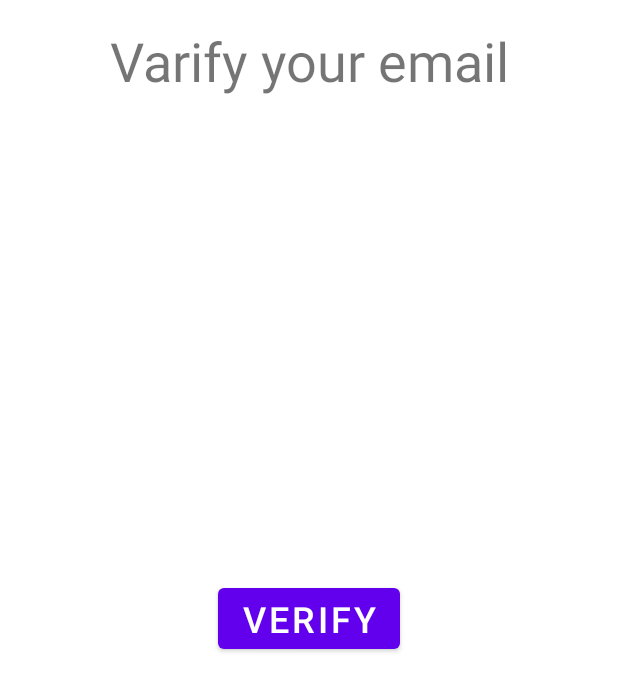
After one commit to Keslerdk/memes, an Android app: the Verify screen opened directly, with no data from a screen before it, on a phone screen of 412 x 824 dp. The commit adds this screen. Shown: the top 691 px of the screen. Run offline under Robolectric (Android 15) with nearby library versions, the phone set to English and light mode, and no system bars; our stand-ins replace Firebase (no records; nobody signed in at launch, a user with empty details on screens opened directly).

Commit message:
new pages

```diff
--- a/app/src/main/AndroidManifest.xml
+++ b/app/src/main/AndroidManifest.xml
@@ -9,8 +9,10 @@
         android:roundIcon="@mipmap/ic_launcher_round"
         android:supportsRtl="true"
         android:theme="@style/Theme.Memes">
-        <activity android:name=".Registration"></activity>
-        <activity android:name=".MainActivity">
+        <activity android:name=".Verify"></activity>
+        <activity android:name=".Profile" />
+        <activity android:name=".Registration" />
+        <activity android:name=".Entry">
             <intent-filter>
                 <action android:name="android.intent.action.MAIN" />
 
--- /dev/null
+++ b/app/src/main/java/com/example/memes/Verify.java
@@ -0,0 +1,50 @@
+package com.example.memes;
+
+import androidx.annotation.NonNull;
+import androidx.appcompat.app.AppCompatActivity;
+
+import android.os.Bundle;
+import android.view.View;
+import android.widget.Button;
+import android.widget.Toast;
+
+import com.google.android.gms.tasks.OnCompleteListener;
+import com.google.android.gms.tasks.Task;
+import com.google.firebase.auth.FirebaseAuth;
+import com.google.firebase.auth.FirebaseUser;
+
+public class Verify extends AppCompatActivity {
+
+    private FirebaseAuth mAuth;
+
+    private Button Varific;
+
+    @Override
+    protected void onCreate(Bundle savedInstanceState) {
+        super.onCreate(savedInstanceState);
+        setContentView(R.layout.activity_verify);
+
+        mAuth = FirebaseAuth.getInstance();
+
+        Varific=(Button) findViewById(R.id.varific);
+        Varific.setOnClickListener(new View.OnClickListener() {
+            @Override
+            public void onClick(View v) {
+                sendEmail();
+            }
+        });
+    }
+
+    public void sendEmail() {
+        FirebaseUser user = mAuth.getCurrentUser();
+        user.sendEmailVerification().addOnCompleteListener(this, new OnCompleteListener<Void>() {
+            @Override
+            public void onComplete(@NonNull Task<Void> task) {
+                if (task.isSuccessful())
+                    Toast.makeText(Verify.this, "Verification email sent to " + user.getEmail(), Toast.LENGTH_SHORT).show();
+                else
+                    Toast.makeText(Verify.this, "Failed to send verification email.", Toast.LENGTH_SHORT).show();
+            }
+        });
+    }
+}
--- a/app/src/main/res/layout/activity_main.xml
+++ b/app/src/main/res/layout/activity_entry.xml
@@ -4,7 +4,7 @@
     xmlns:tools="http://schemas.android.com/tools"
     android:layout_width="match_parent"
     android:layout_height="match_parent"
-    tools:context=".MainActivity">
+    tools:context=".Entry">
 
     <EditText
         android:id="@+id/editPassword"
--- /dev/null
+++ b/app/src/main/res/layout/activity_verify.xml
@@ -0,0 +1,35 @@
+<?xml version="1.0" encoding="utf-8"?>
+<androidx.constraintlayout.widget.ConstraintLayout xmlns:android="http://schemas.android.com/apk/res/android"
+    xmlns:app="http://schemas.android.com/apk/res-auto"
+    xmlns:tools="http://schemas.android.com/tools"
+    android:layout_width="match_parent"
+    android:layout_height="match_parent"
+    tools:context=".Verify">
+
+    <TextView
+        android:id="@+id/textView2"
+        android:layout_width="0dp"
+        android:layout_height="wrap_content"
+        android:layout_marginStart="16dp"
+        android:layout_marginLeft="16dp"
+        android:layout_marginTop="16dp"
+        android:layout_marginEnd="16dp"
+        android:layout_marginRight="16dp"
+        android:gravity="center"
+        android:text="Varify your email"
+        android:textSize="36sp"
+        app:layout_constraintEnd_toEndOf="parent"
+        app:layout_constraintStart_toStartOf="parent"
+        app:layout_constraintTop_toTopOf="parent" />
+
+    <Button
+        android:id="@+id/varific"
+        android:layout_width="wrap_content"
+        android:layout_height="wrap_content"
+        android:text="Verify"
+        android:textSize="24sp"
+        app:layout_constraintBottom_toBottomOf="parent"
+        app:layout_constraintEnd_toEndOf="parent"
+        app:layout_constraintStart_toStartOf="parent"
+        app:layout_constraintTop_toTopOf="parent" />
+</androidx.constraintlayout.widget.ConstraintLayout>
--- a/app/src/main/res/values-night/themes.xml
+++ b/app/src/main/res/values-night/themes.xml
@@ -1,6 +1,6 @@
 <resources xmlns:tools="http://schemas.android.com/tools">
     <!-- Base application theme. -->
-    <style name="Theme.Memes" parent="Theme.MaterialComponents.DayNight.DarkActionBar">
+    <style name="Theme.Memes" parent="Theme.MaterialComponents.DayNight.NoActionBar">
         <!-- Primary brand color. -->
         <item name="colorPrimary">@color/purple_200</item>
         <item name="colorPrimaryVariant">@color/purple_700</item>
--- a/app/src/main/res/values/themes.xml
+++ b/app/src/main/res/values/themes.xml
@@ -1,6 +1,6 @@
 <resources xmlns:tools="http://schemas.android.com/tools">
     <!-- Base application theme. -->
-    <style name="Theme.Memes" parent="Theme.MaterialComponents.DayNight.DarkActionBar">
+    <style name="Theme.Memes" parent="Theme.MaterialComponents.DayNight.NoActionBar">
         <!-- Primary brand color. -->
         <item name="colorPrimary">@color/purple_500</item>
         <item name="colorPrimaryVariant">@color/purple_700</item>
```
Also changed, not shown: app/src/main/java/com/example/memes/Entry.java (renamed from app/src/main/java/com/example/memes/MainActivity.java, +12 -8 lines), app/src/main/java/com/example/memes/Profile.java (added, +14 -0 lines), app/src/main/java/com/example/memes/Registration.java (+12 -27 lines), app/src/main/res/layout/activity_profile.xml (added, +25 -0 lines), app/src/main/res/layout/activity_registration.xml (+0 -8 lines).
